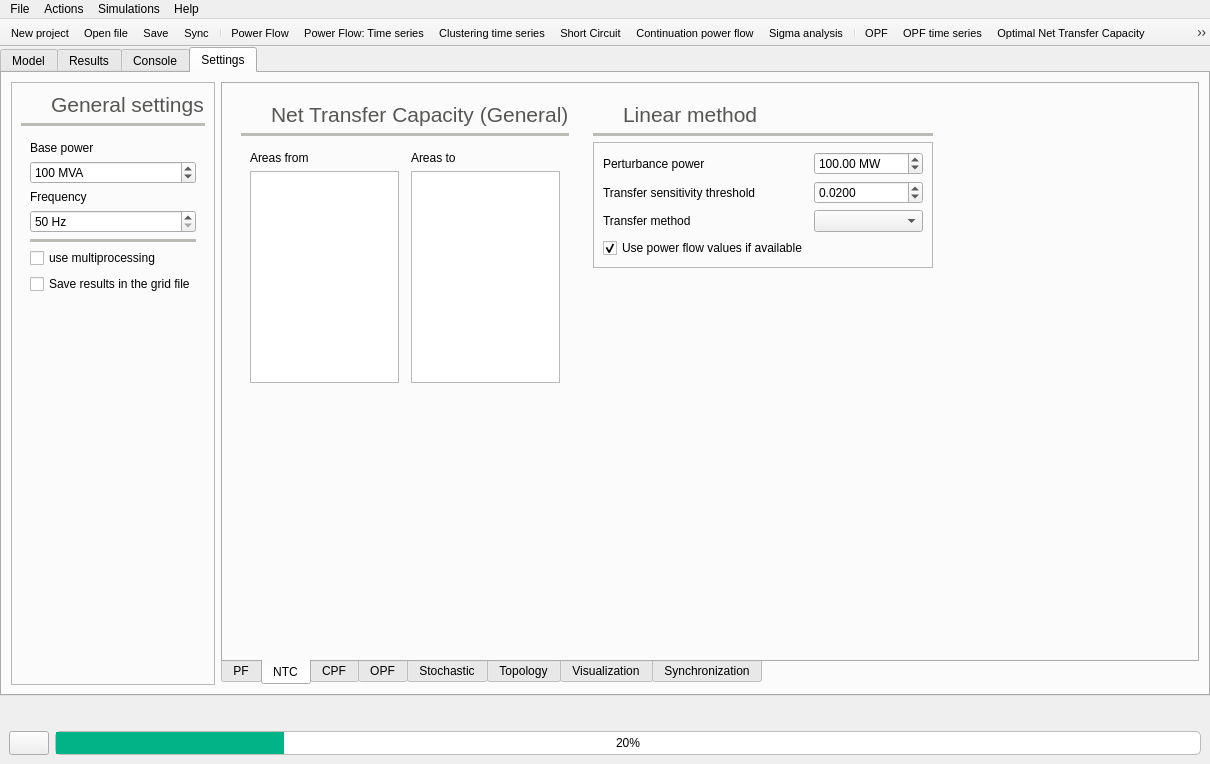
Above: src/GridCal/Gui/Main/MainWindow.ui from SanPen/GridCal before the change. Below: the same form after it.
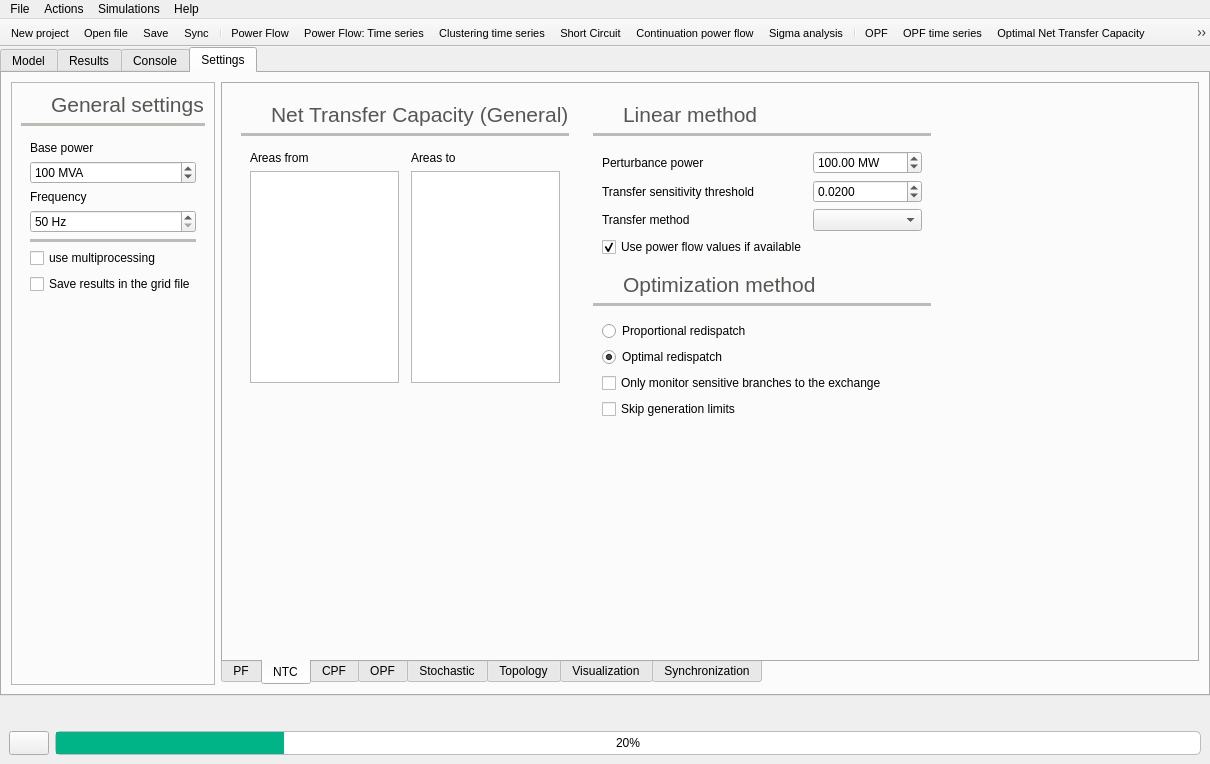
That is the form after the change. The open tabs and pages were chosen to show the change. Icons and pictures are not drawn.

Commit message: Improved OPF NTC: - More slacks at the results - Ability to have optimal and proportional generation - Changed GUI accordingly

```diff
--- a/src/GridCal/Gui/Main/MainWindow.ui
+++ b/src/GridCal/Gui/Main/MainWindow.ui
@@ -3388,57 +3388,7 @@
                <enum>QFrame::Raised</enum>
               </property>
               <layout class="QGridLayout" name="gridLayout_15">
-               <item row="1" column="0" colspan="2">
-                <widget class="Line" name="line_23">
-                 <property name="palette">
-                  <palette>
-                   <active>
-                    <colorrole role="WindowText">
-                     <brush brushstyle="SolidPattern">
-                      <color alpha="255">
-                       <red>186</red>
-                       <green>189</green>
-                       <blue>182</blue>
-                      </color>
-                     </brush>
-                    </colorrole>
-                   </active>
-                   <inactive>
-                    <colorrole role="WindowText">
-                     <brush brushstyle="SolidPattern">
-                      <color alpha="255">
-                       <red>186</red>
-                       <green>189</green>
-                       <blue>182</blue>
-                      </color>
-                     </brush>
-                    </colorrole>
-                   </inactive>
-                   <disabled>
-                    <colorrole role="WindowText">
-                     <brush brushstyle="SolidPattern">
-                      <color alpha="255">
-                       <red>190</red>
-                       <green>190</green>
-                       <blue>190</blue>
-                      </color>
-                     </brush>
-                    </colorrole>
-                   </disabled>
-                  </palette>
-                 </property>
-                 <property name="frameShadow">
-                  <enum>QFrame::Plain</enum>
-                 </property>
-                 <property name="lineWidth">
-                  <number>4</number>
-                 </property>
-                 <property name="orientation">
-                  <enum>Qt::Horizontal</enum>
-                 </property>
-                </widget>
-               </item>
-               <item row="0" column="1">
+               <item row="0" column="1" colspan="2">
                 <widget class="QLabel" name="label_61">
                  <property name="palette">
                   <palette>
@@ -3487,32 +3437,106 @@
                  </property>
                 </widget>
                </item>
-               <item row="0" column="0">
-                <widget class="QLabel" name="label_90">
-                 <property name="minimumSize">
-                  <size>
-                   <width>24</width>
-                   <height>24</height>
-                  </size>
+               <item row="5" column="0" colspan="3">
+                <widget class="Line" name="line_27">
+                 <property name="palette">
+                  <palette>
+                   <active>
+                    <colorrole role="WindowText">
+                     <brush brushstyle="SolidPattern">
+                      <color alpha="255">
+                       <red>186</red>
+                       <green>189</green>
+                       <blue>182</blue>
+                      </color>
+                     </brush>
+                    </colorrole>
+                   </active>
+                   <inactive>
+                    <colorrole role="WindowText">
+                     <brush brushstyle="SolidPattern">
+                      <color alpha="255">
+                       <red>186</red>
+                       <green>189</green>
+                       <blue>182</blue>
+                      </color>
+                     </brush>
+                    </colorrole>
+                   </inactive>
+                   <disabled>
+                    <colorrole role="WindowText">
+                     <brush brushstyle="SolidPattern">
+                      <color alpha="255">
+                       <red>190</red>
+                       <green>190</green>
+                       <blue>190</blue>
+                      </color>
+                     </brush>
+                    </colorrole>
+                   </disabled>
+                  </palette>
                  </property>
-                 <property name="maximumSize">
-                  <size>
-                   <width>24</width>
-                   <height>24</height>
-                  </size>
+                 <property name="frameShadow">
+                  <enum>QFrame::Plain</enum>
+                 </property>
+                 <property name="lineWidth">
+                  <number>4</number>
+                 </property>
+                 <property name="orientation">
+                  <enum>Qt::Horizontal</enum>
+                 </property>
+                </widget>
+               </item>
+               <item row="3" column="1" colspan="2">
+                <widget class="QLabel" name="label_96">
+                 <property name="palette">
+                  <palette>
+                   <active>
+                    <colorrole role="WindowText">
+                     <brush brushstyle="SolidPattern">
+                      <color alpha="255">
+                       <red>85</red>
+                       <green>87</green>
+                       <blue>83</blue>
+                      </color>
+                     </brush>
+                    </colorrole>
+                   </active>
+                   <inactive>
+                    <colorrole role="WindowText">
+                     <brush brushstyle="SolidPattern">
+                      <color alpha="255">
+                       <red>85</red>
+                       <green>87</green>
+                       <blue>83</blue>
+                      </color>
+                     </brush>
+                    </colorrole>
+                   </inactive>
+                   <disabled>
+                    <colorrole role="WindowText">
+                     <brush brushstyle="SolidPattern">
+                      <color alpha="255">
+                       <red>190</red>
+                       <green>190</green>
+                       <blue>190</blue>
+                      </color>
+                     </brush>
+                    </colorrole>
+                   </disabled>
+                  </palette>
+                 </property>
+                 <property name="font">
+                  <font>
+                   <pointsize>16</pointsize>
+                  </font>
                  </property>
                  <property name="text">
-                  <string/>
-                 </property>
-                 <property name="pixmap">
-                  <pixmap resource="icons.qrc">:/Icons/icons/atc.svg</pixmap>
-                 </property>
-                 <property name="scaledContents">
-                  <bool>true</bool>
+                  <string>Optimization method</string>
                  </property>
                 </widget>
                </item>
-               <item row="3" column="1">
+               <item row="7" column="2">
                 <spacer name="verticalSpacer_17">
                  <property name="orientation">
                   <enum>Qt::Vertical</enum>
@@ -3525,10 +3549,10 @@
                  </property>
                 </spacer>
                </item>
-               <item row="2" column="0" colspan="2">
+               <item row="2" column="0" colspan="3">
                 <widget class="QFrame" name="frame_66">
                  <property name="frameShape">
-                  <enum>QFrame::StyledPanel</enum>
+                  <enum>QFrame::NoFrame</enum>
                  </property>
                  <property name="frameShadow">
                   <enum>QFrame::Raised</enum>
@@ -3603,6 +3627,158 @@
                  </layout>
                 </widget>
                </item>
+               <item row="1" column="0" colspan="3">
+                <widget class="Line" name="line_23">
+                 <property name="palette">
+                  <palette>
+                   <active>
+                    <colorrole role="WindowText">
+                     <brush brushstyle="SolidPattern">
+                      <color alpha="255">
+                       <red>186</red>
+                       <green>189</green>
+                       <blue>182</blue>
+                      </color>
+                     </brush>
+                    </colorrole>
+                   </active>
+                   <inactive>
+                    <colorrole role="WindowText">
+                     <brush brushstyle="SolidPattern">
+                      <color alpha="255">
+                       <red>186</red>
+                       <green>189</green>
+                       <blue>182</blue>
+                      </color>
+                     </brush>
+                    </colorrole>
+                   </inactive>
+                   <disabled>
+                    <colorrole role="WindowText">
+                     <brush brushstyle="SolidPattern">
+                      <color alpha="255">
+                       <red>190</red>
+                       <green>190</green>
+                       <blue>190</blue>
+                      </color>
+                     </brush>
+                    </colorrole>
+                   </disabled>
+                  </palette>
+                 </property>
+                 <property name="frameShadow">
+                  <enum>QFrame::Plain</enum>
+                 </property>
+                 <property name="lineWidth">
+                  <number>4</number>
+                 </property>
+                 <property name="orientation">
+                  <enum>Qt::Horizontal</enum>
+                 </property>
+                </widget>
+               </item>
+               <item row="3" column="0">
+                <widget class="QLabel" name="label_97">
+                 <property name="minimumSize">
+                  <size>
+                   <width>24</width>
+                   <height>24</height>
+                  </size>
+                 </property>
+                 <property name="maximumSize">
+                  <size>
+                   <width>24</width>
+                   <height>24</height>
+                  </size>
+                 </property>
+                 <property name="text">
+                  <string/>
+                 </property>
+                 <property name="pixmap">
+                  <pixmap resource="icons.qrc">:/Icons/icons/ntc_opf.svg</pixmap>
+                 </property>
+                 <property name="scaledContents">
+                  <bool>true</bool>
+                 </property>
+                </widget>
+               </item>
+               <item row="0" column="0">
+                <widget class="QLabel" name="label_90">
+                 <property name="minimumSize">
+                  <size>
+                   <width>24</width>
+                   <height>24</height>
+                  </size>
+                 </property>
+                 <property name="maximumSize">
+                  <size>
+                   <width>24</width>
+                   <height>24</height>
+                  </size>
+                 </property>
+                 <property name="text">
+                  <string/>
+                 </property>
+                 <property name="pixmap">
+                  <pixmap resource="icons.qrc">:/Icons/icons/atc.svg</pixmap>
+                 </property>
+                 <property name="scaledContents">
+                  <bool>true</bool>
+                 </property>
+                </widget>
+               </item>
+               <item row="6" column="0" colspan="3">
+                <widget class="QFrame" name="frame_67">
+                 <property name="frameShape">
+                  <enum>QFrame::NoFrame</enum>
+                 </property>
+                 <property name="frameShadow">
+                  <enum>QFrame::Raised</enum>
+                 </property>
+                 <layout class="QGridLayout" name="gridLayout_23">
+                  <item row="2" column="0">
+                   <widget class="QCheckBox" name="monitorOnlySensitiveBranchesCheckBox">
+                    <property name="toolTip">
+                     <string>&lt;html&gt;&lt;head/&gt;&lt;body&gt;&lt;p&gt;Overrides the monitor loading property of the branches.Then, only the branches whose sensitivity is greater than the threshold are monitored. Use the transfer sensitivity threshold value of the linear method.&lt;/p&gt;&lt;/body&gt;&lt;/html&gt;</string>
+                    </property>
+                    <property name="text">
+                     <string>Only monitor sensitive branches to the exchange</string>
+                    </property>
+                   </widget>
+                  </item>
+                  <item row="1" column="0">
+                   <widget class="QRadioButton" name="optimalRedispatchRadioButton">
+                    <property name="toolTip">
+                     <string>The generation is modified so that the transference is maximal.</string>
+                    </property>
+                    <property name="text">
+                     <string>Optimal redispatch</string>
+                    </property>
+                    <property name="checked">
+                     <bool>true</bool>
+                    </property>
+                   </widget>
+                  </item>
+                  <item row="0" column="0">
+                   <widget class="QRadioButton" name="proportionalRedispatchRadioButton">
+                    <property name="toolTip">
+                     <string>The generation is modified as a linear combination of it's current dispatch</string>
+                    </property>
+                    <property name="text">
+                     <string>Proportional redispatch</string>
+                    </property>
+                   </widget>
+                  </item>
+                  <item row="3" column="0">
+                   <widget class="QCheckBox" name="skipNtcGenerationLimitsCheckBox">
+                    <property name="text">
+                     <string>Skip generation limits</string>
+                    </property>
+                   </widget>
+                  </item>
+                 </layout>
+                </widget>
+               </item>
               </layout>
              </widget>
             </item>
```
The commit also changes 15 other files.
